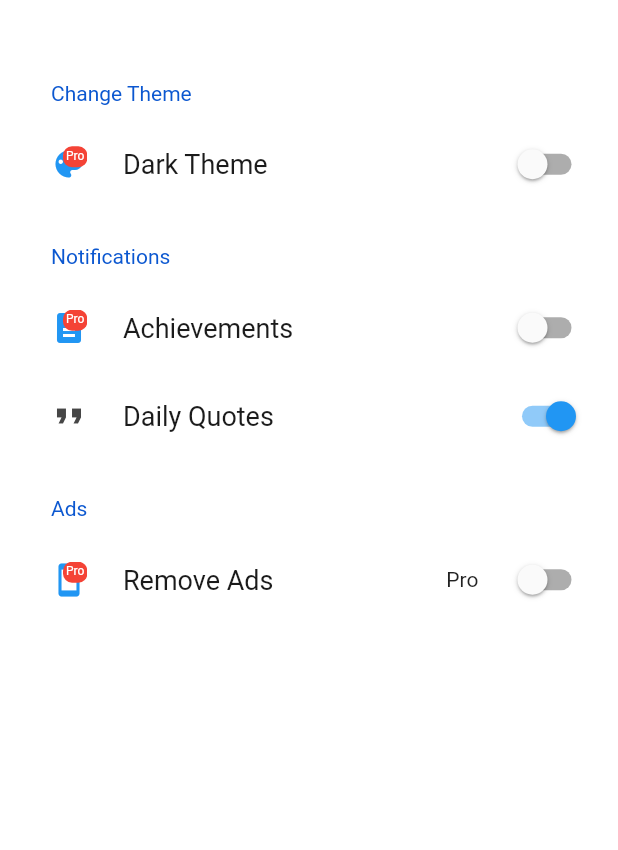
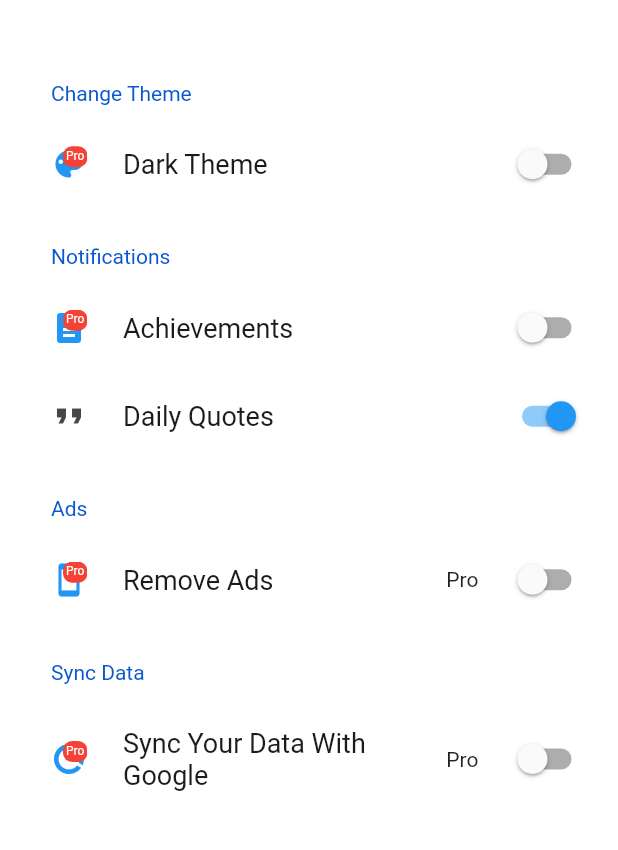
Before and after one commit to CamileonIT/IDIDIT_APP, a Flutter app: the Settings screen opened directly, on a phone screen of 412 x 824 dp, the part 84-934 px from its top. Run offline on Flutter 3.47's test engine with Material 2 defaults, Android fonts, the light colour scheme and no system bars; drawn by our look-alikes of settings_ui; our stand-ins replace animated_text_kit, community_material_icon, share, sleek_circular_slider, sqflite; missing offline and left inert: searchable_dropdown; accounts and stored records are empty; project files that could hold a hidden picture were left out.

```diff
--- a/lib/ui/screens/settings.dart
+++ b/lib/ui/screens/settings.dart
@@ -164,6 +164,48 @@ class _SettingsState extends State<Settings> {
                 ),
               ],
             ),
+            SettingsSection(
+              title: 'Sync Data',
+              tiles: [
+                SettingsTile.switchTile(
+                  title: 'Sync Your Data With Google',
+                  trailing: Text("Pro"),
+                  leading: Stack(
+                    children: [
+                      Icon(
+                        Icons.data_usage,
+                        color: Colors.blue,
+                      ),
+                      Positioned(
+                        top: 0,
+                        left: 8,
+                        child: new Container(
+                          padding: EdgeInsets.all(2),
+                          decoration: new BoxDecoration(
+                            color: Colors.red,
+                            borderRadius: BorderRadius.circular(6),
+                          ),
+                          constraints: BoxConstraints(
+                            minWidth: 14,
+                            minHeight: 14,
+                          ),
+                          child: Text(
+                            'Pro',
+                            style: TextStyle(
+                              color: Colors.white,
+                              fontSize: 8,
+                            ),
+                            textAlign: TextAlign.center,
+                          ),
+                        ),
+                      )
+                    ],
+                  ),
+                  switchValue: false,
+                  onToggle: (bool value) {},
+                ),
+              ],
+            ),
           ],
         ),
       ),
```
Also changed, not shown: lib/ui/widgets/confession/add_data.dart (+18 -35 lines), 3 other files.
